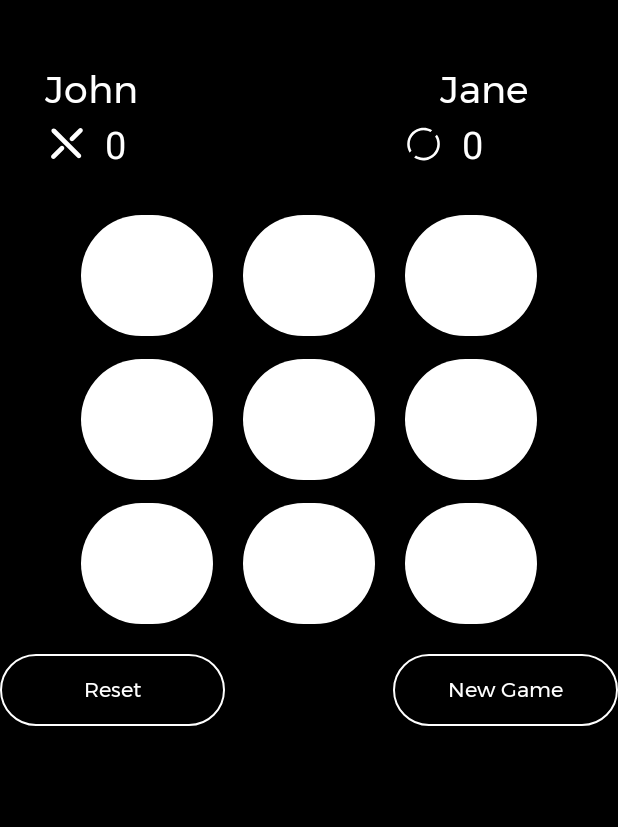
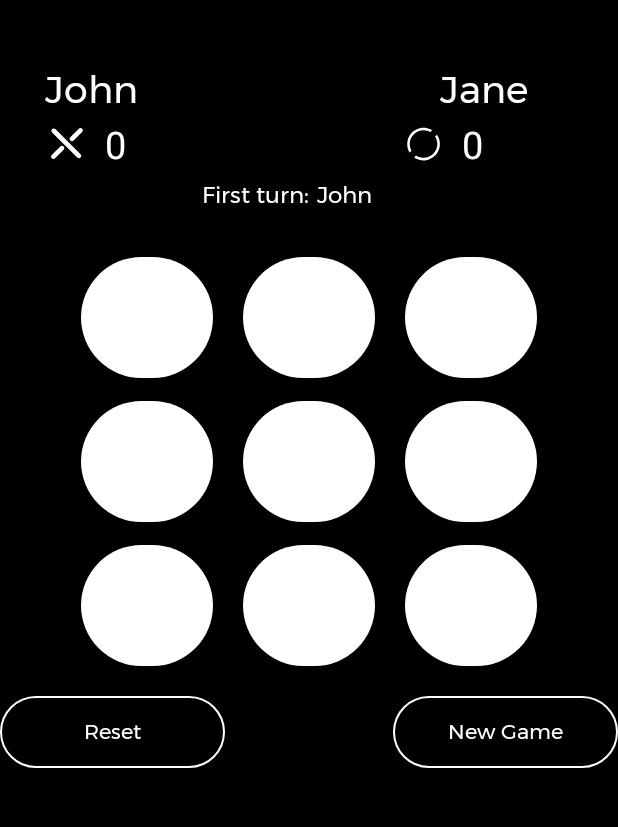
Before and after one commit to firazyn/cc-tictactoe, an Android app: the screen it shows after launch (PlayerVersusPlayer), on a phone screen of 412 x 824 dp, the part 69-896 px from its top. Run offline under Robolectric (Android 15) with nearby library versions, the phone set to English and light mode, and no system bars.

Commit message:
First turn will change every new round

```diff
--- a/app/src/main/java/com/firaz/tictactoe/PlayerVersusPlayer.java
+++ b/app/src/main/java/com/firaz/tictactoe/PlayerVersusPlayer.java
@@ -15,13 +15,13 @@ import androidx.appcompat.app.AppCompatActivity;
 
 public class PlayerVersusPlayer extends AppCompatActivity implements View.OnClickListener {
 
-    private boolean player1Turn = true;
+    private boolean player1Turn = true, nextTurn;
 
     private int roundCount;
     private int player1Score, player2Score;
 
     private TextView tvPlayer1Score, tvPlayer2Score;
-    private TextView tvPlayer1Name, tvPlayer2Name;
+    private TextView tvPlayer1Name, tvPlayer2Name, tvPlayerNameTurn;
     private Button[][] buttons = new Button[3][3];
     private Button btnDismissDialog;
     private ImageView imgWinner;
@@ -42,7 +42,10 @@ public class PlayerVersusPlayer extends AppCompatActivity implements View.OnClic
         tvPlayer2Score = findViewById(R.id.score_p2);
         tvPlayer1Name = findViewById(R.id.name_p1);
         tvPlayer2Name = findViewById(R.id.name_p2);
+        tvPlayerNameTurn = findViewById(R.id.turn_player);
+        TextView tvStatus = findViewById(R.id.turn_status);
 
+        tvPlayerNameTurn.setText(player1Name);
         tvPlayer1Name.setText(player1Name);
         tvPlayer2Name.setText(player2Name);
 
@@ -86,6 +89,13 @@ public class PlayerVersusPlayer extends AppCompatActivity implements View.OnClic
             ((Button) v).setText("o");
         }
         ((Button) v).setTextColor(Color.parseColor("#000000"));
+
+        if (roundCount == 0 && player1Turn) {
+            nextTurn = false;
+        }
+        if (roundCount == 0 && !player1Turn) {
+            nextTurn = true;
+        }
 
         roundCount++;
 
@@ -175,7 +185,13 @@ public class PlayerVersusPlayer extends AppCompatActivity implements View.OnClic
             }
         }
         roundCount = 0;
-        player1Turn = true;
+        player1Turn = nextTurn;
+
+        if (player1Turn) {
+            tvPlayerNameTurn.setText(player1Name);
+        } else {
+            tvPlayerNameTurn.setText(player2Name);
+        }
     }
 
     private void ResetGame() {
--- a/app/src/main/res/layout/layout_3x3_pvp.xml
+++ b/app/src/main/res/layout/layout_3x3_pvp.xml
@@ -77,6 +77,31 @@
             app:layout_constraintRight_toRightOf="@id/score_p1"
             app:layout_constraintTop_toTopOf="@id/score_p1"
             app:srcCompat="@drawable/ic_cross____white"/>
+
+        <TextView
+            android:id="@+id/turn_status"
+            android:layout_width="wrap_content"
+            android:layout_height="wrap_content"
+            android:fontFamily="@font/montserrat"
+            android:textColor="@color/colorText"
+            android:text="@string/turn_status"
+            android:textSize="15sp"
+            android:layout_marginTop="10dp"
+            app:layout_constraintLeft_toLeftOf="@+id/score_p1"
+            app:layout_constraintRight_toLeftOf="@id/circle_white"
+            app:layout_constraintTop_toBottomOf="@id/circle_white"/>
+
+        <TextView
+            android:id="@+id/turn_player"
+            android:layout_width="wrap_content"
+            android:layout_height="wrap_content"
+            android:fontFamily="@font/montserrat"
+            android:textColor="@color/colorText"
+            android:textSize="15sp"
+            android:layout_marginStart="5dp"
+            android:layout_marginTop="10dp"
+            app:layout_constraintLeft_toRightOf="@+id/turn_status"
+            app:layout_constraintTop_toBottomOf="@id/circle_white"/>
     </androidx.constraintlayout.widget.ConstraintLayout>
 
     <LinearLayout
--- a/app/src/main/res/values/strings.xml
+++ b/app/src/main/res/values/strings.xml
@@ -5,4 +5,5 @@
     <string name="new_game">New Game</string>
     <string name="won_text">won the round!</string>
     <string name="dismiss_dialog">@android:string/ok</string>
+    <string name="turn_status">First turn:</string>
 </resources>
```
Also changed, not shown: app/src/main/java/com/firaz/tictactoe/PlayerVersusComputer.java (+93 -7 lines), app/src/main/res/layout/layout_3x3_pvc.xml (+26 -0 lines).
